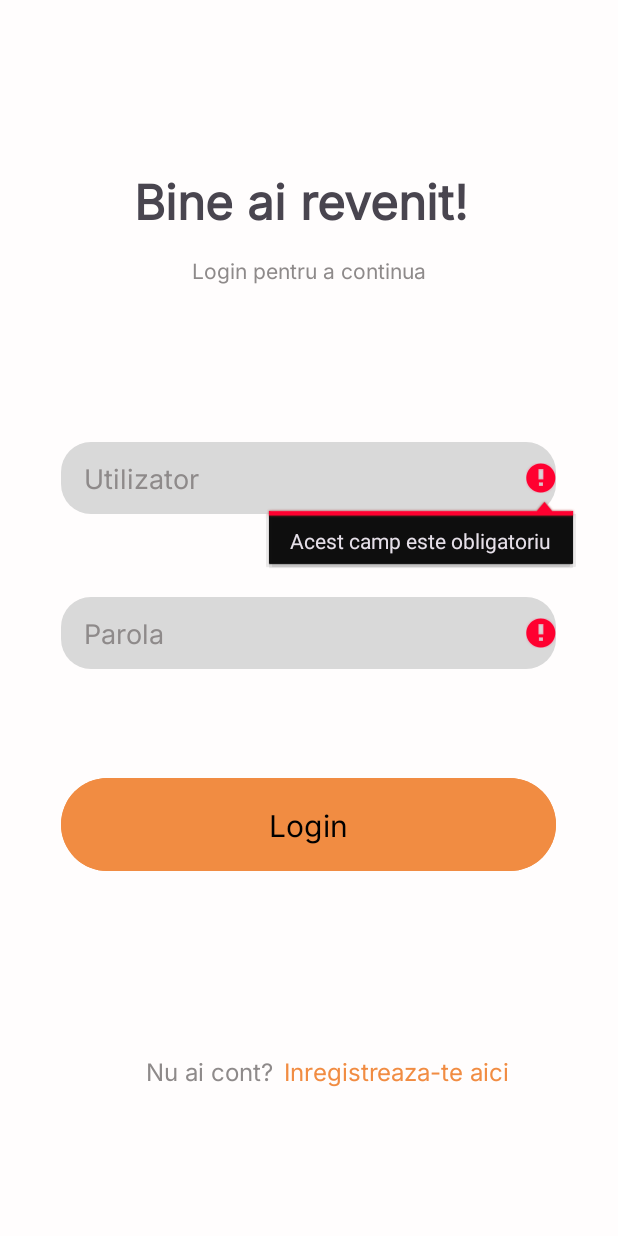
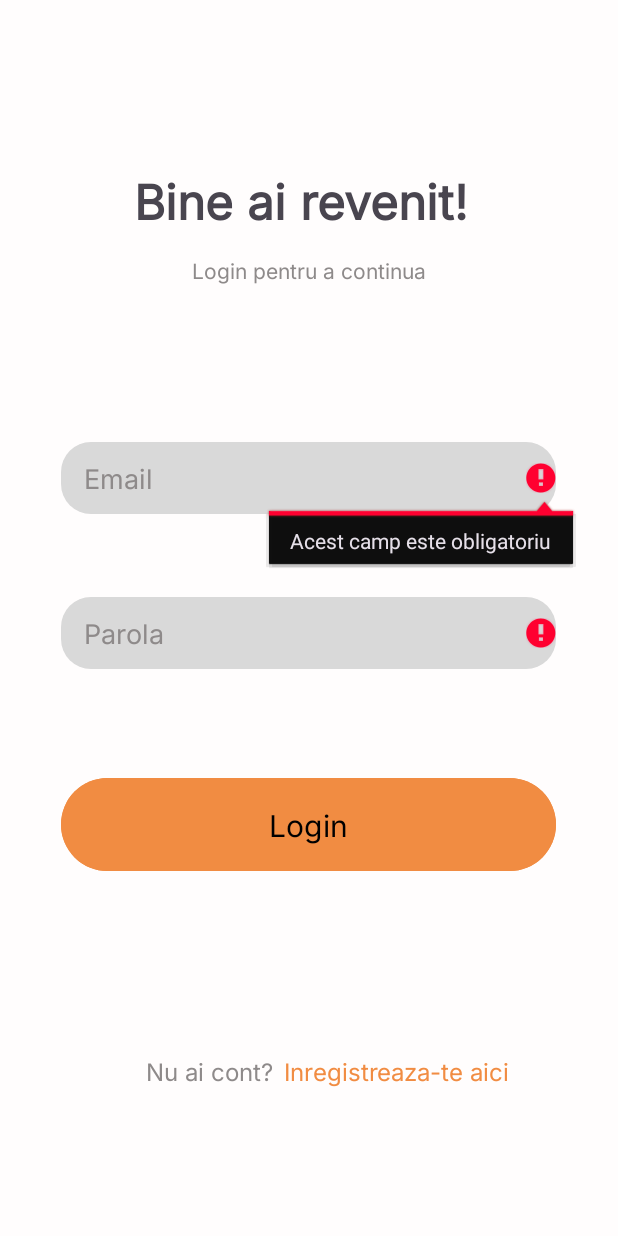
Before and after one commit to R4du911/RoadMaster, an Android app: the screen it shows after launch (LoginActivity), after a tap on "Login", on a phone screen of 412 x 824 dp. Run offline under Robolectric (Android 15) with nearby library versions, the phone set to English and light mode, and no system bars.

Commit message:
login, register, changePassword are working, user saved through intents

```diff
--- a/app/src/main/java/com/example/roadmaster/activities/LoginActivity.kt
+++ b/app/src/main/java/com/example/roadmaster/activities/LoginActivity.kt
@@ -10,23 +10,24 @@ import androidx.appcompat.app.AppCompatActivity
 import androidx.lifecycle.lifecycleScope
 import com.example.roadmaster.R
 import com.example.roadmaster.model.UserLoginRequestDTO
-import com.example.roadmaster.model.UserRegisterRequestDTO
 import io.ktor.client.HttpClient
 import io.ktor.client.engine.android.Android
 import io.ktor.client.features.json.JsonFeature
 import io.ktor.client.features.json.serializer.KotlinxSerializer
 import io.ktor.client.request.post
 import io.ktor.client.statement.HttpResponse
+import io.ktor.client.statement.readText
 import io.ktor.http.ContentType
 import io.ktor.http.contentType
 import io.ktor.http.isSuccess
 import kotlinx.coroutines.launch
 import kotlinx.serialization.json.Json
+import org.json.JSONObject
 
 
 class LoginActivity : AppCompatActivity() {
 
-    private var editTextUser: EditText? = null
+    private var editTextEmail: EditText? = null
     private var editTextPassword: EditText? = null
     private var errorTextView: TextView? = null
 
@@ -47,7 +48,7 @@ class LoginActivity : AppCompatActivity() {
             startActivity(Intent(this, RegisterActivity::class.java))
         }
 
-        editTextUser = findViewById(R.id.LoginUserInput)
+        editTextEmail = findViewById(R.id.LoginEmailInput)
         editTextPassword = findViewById(R.id.LoginPasswordInput)
         errorTextView = findViewById(R.id.errorTextView)
 
@@ -57,11 +58,11 @@ class LoginActivity : AppCompatActivity() {
             val areAllFieldsValid = checkAllFields()
 
             if(areAllFieldsValid){
-                val userInput: String = editTextUser?.text.toString()
+                val emailInput: String = editTextEmail?.text.toString()
                 val passwordInput: String = editTextPassword?.text.toString()
 
                 lifecycleScope.launch {
-                    loginPost(UserLoginRequestDTO(userInput, userInput, passwordInput))
+                    loginPost(UserLoginRequestDTO(emailInput, emailInput, passwordInput))
                 }
             }
         }
@@ -73,8 +74,16 @@ class LoginActivity : AppCompatActivity() {
                 contentType(ContentType.Application.Json)
                 body = user
             }
+
             if (response.status.isSuccess()) {
-                startActivity(Intent(this, HomeActivity::class.java))
+
+                val json = JSONObject(response.readText())
+                val userData = json.getJSONObject("data")
+
+                val homeActivity = Intent(this, HomeActivity::class.java)
+                homeActivity.putExtra("user", userData.toString())
+
+                startActivity(homeActivity)
             } else if (response.status.value == 401) {
                 showErrorMessage("Incorrect credentials. Please try again.")
             } else {
@@ -84,6 +93,7 @@ class LoginActivity : AppCompatActivity() {
             e.printStackTrace()
         }
     }
+
     //TODO:Can t to show message incorrect credentials
     private fun showErrorMessage(message: String) {
         errorTextView?.text = message
@@ -93,8 +103,8 @@ class LoginActivity : AppCompatActivity() {
     private fun checkAllFields() : Boolean {
         var areAllFieldsValid = true
 
-        if(editTextUser!!.length() == 0){
-            editTextUser!!.error = "Acest camp este obligatoriu"
+        if(editTextEmail!!.length() == 0){
+            editTextEmail!!.error = "Acest camp este obligatoriu"
             areAllFieldsValid = false
         }
 
--- a/app/src/main/res/layout/activity_login.xml
+++ b/app/src/main/res/layout/activity_login.xml
@@ -36,31 +36,31 @@
         android:text="Login pentru a continua"
         android:textColor="#8E8A8A"
         android:textSize="14sp"
-        app:layout_constraintBottom_toTopOf="@+id/LoginUserInput"
+        app:layout_constraintBottom_toTopOf="@+id/LoginEmailInput"
         app:layout_constraintEnd_toEndOf="parent"
         app:layout_constraintStart_toStartOf="parent"
         app:layout_constraintTop_toBottomOf="@+id/LoginTitle" />
 
     <EditText
-        android:id="@+id/LoginUserInput"
+        android:id="@+id/LoginEmailInput"
         style="@style/Widget.AppCompat.AutoCompleteTextView"
         android:layout_width="330dp"
         android:layout_height="48dp"
         android:layout_marginStart="40dp"
         android:layout_marginTop="89dp"
         android:layout_marginEnd="41dp"
+        android:background="@drawable/input_shape"
         android:ems="10"
+        android:fontFamily="@font/inter"
+        android:hint="Email"
+        android:inputType="text"
         android:paddingStart="15dp"
-        android:fontFamily="@font/inter"
-        android:hint="Utilizator"
-        android:inputType="text"
         android:textColor="#000000"
         android:textColorHint="#8E8A8A"
         app:layout_constraintBottom_toTopOf="@+id/LoginPasswordInput"
         app:layout_constraintEnd_toEndOf="parent"
         app:layout_constraintStart_toStartOf="parent"
-        app:layout_constraintTop_toBottomOf="@+id/LoginSubtitle"
-        android:background="@drawable/input_shape"/>
+        app:layout_constraintTop_toBottomOf="@+id/LoginSubtitle" />
 
     <EditText
         android:id="@+id/LoginPasswordInput"
@@ -81,7 +81,7 @@
         app:layout_constraintEnd_toEndOf="parent"
         app:layout_constraintHorizontal_bias="0.476"
         app:layout_constraintStart_toStartOf="parent"
-        app:layout_constraintTop_toBottomOf="@+id/LoginUserInput" />
+        app:layout_constraintTop_toBottomOf="@+id/LoginEmailInput" />
 
     <Button
         android:id="@+id/LoginButton"
--- a/app/src/main/res/xml/network_security_config.xml
+++ b/app/src/main/res/xml/network_security_config.xml
@@ -3,5 +3,7 @@
     <base-config cleartextTrafficPermitted="true" />
     <domain-config cleartextTrafficPermitted="true">
         <domain includeSubdomains="true">http://10.0.2.2:8000/api/register</domain>
+        <domain includeSubdomains="true">http://10.0.2.2:8000/api/login</domain>
+        <domain includeSubdomains="true">http://10.0.2.2:8000/api/reset-password</domain>
     </domain-config>
 </network-security-config>
```
Also changed, not shown: app/src/main/java/com/example/roadmaster/activities/ChangePasswordActivity.kt (+58 -2 lines), app/src/main/java/com/example/roadmaster/activities/HomeActivity.kt (+11 -2 lines), app/src/main/java/com/example/roadmaster/activities/RegisterActivity.kt (+19 -5 lines), app/src/main/java/com/example/roadmaster/model/UserResetPasswordRequest.kt (added, +11 -0 lines).
